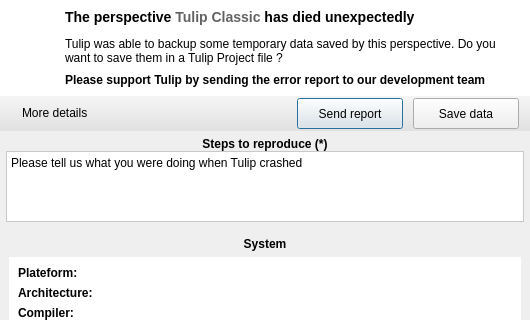
Old version of the form software/tulip/designer/TulipPerspectiveCrashHandler.ui in the repository vadivelselvaraj/TulipGLImprovement; both pictures show x 0 to 530 and y 0 to 320 of the 530 by 712 pixel window.
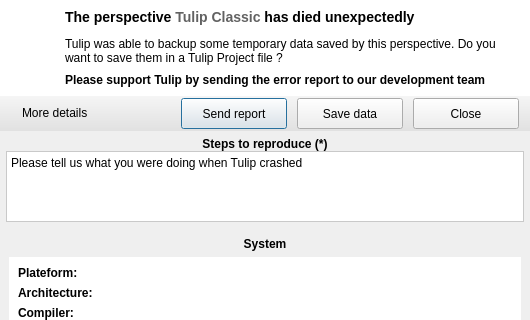
New version of the form. Icons and pictures are not drawn.

Commit message: [ Mantis #0003481 ] Added a button to crash handler dialog to allow closing on distros that do not have native windows bar \(eg. Unity\)

```diff
--- a/software/tulip/designer/TulipPerspectiveCrashHandler.ui
+++ b/software/tulip/designer/TulipPerspectiveCrashHandler.ui
@@ -223,6 +223,19 @@
         </property>
        </widget>
       </item>
+      <item>
+       <widget class="QPushButton" name="closeButton">
+        <property name="minimumSize">
+         <size>
+          <width>110</width>
+          <height>35</height>
+         </size>
+        </property>
+        <property name="text">
+         <string>Close</string>
+        </property>
+       </widget>
+      </item>
      </layout>
     </widget>
    </item>
```
Left out of the diff: 19 changed lines with no effect on the pictures.
